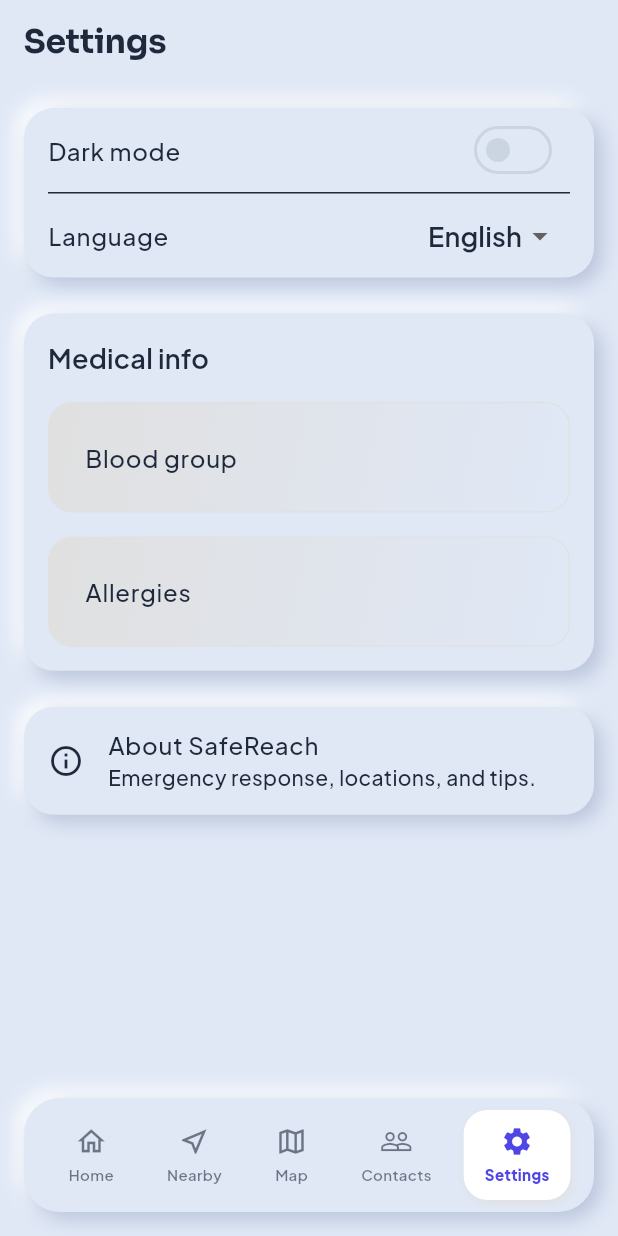
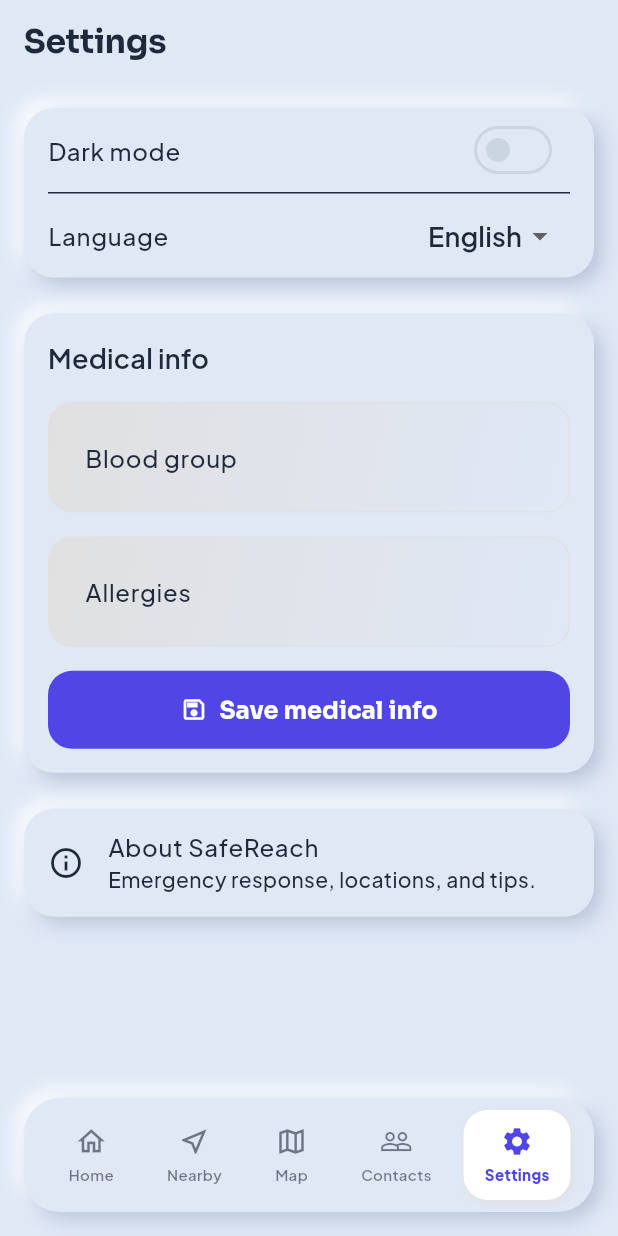
Before and after one commit to Sothiphak/safereach-app, a Flutter app: the screen it shows after launch, after a tap on "Next", after a tap on "Skip", after a tap on the "settings" icon, on a phone screen of 412 x 824 dp. Run offline on Flutter 3.47's test engine with Material 3 defaults, Android fonts, the light colour scheme and no system bars; our stand-ins replace cached_network_image, flutter_map, flutter_svg, go_router, google_fonts, latlong2 and 2 more; network calls fail.

Commit message:
add blood group and medical info saved validations in settings

```diff
--- a/frontend/lib/features/settings/settings_screen.dart
+++ b/frontend/lib/features/settings/settings_screen.dart
@@ -36,6 +36,36 @@ class _SettingsScreenState extends State<SettingsScreen> {
     super.dispose();
   }
 
+  Future<void> _saveMedicalInfo() async {
+    final settings = context.read<SettingsState>();
+    final savedBloodGroup = await settings.setBloodGroup(
+      _bloodGroupController.text,
+    );
+
+    if (!mounted) {
+      return;
+    }
+
+    if (!savedBloodGroup) {
+      ScaffoldMessenger.of(context).showSnackBar(
+        SnackBar(content: Text('Use a valid blood group like A+, O-, or AB+'.tr(context))),
+      );
+      return;
+    }
+
+    await settings.setAllergies(_allergiesController.text);
+
+    if (!mounted) {
+      return;
+    }
+
+    _bloodGroupController.text = settings.bloodGroup;
+    _allergiesController.text = settings.allergies;
+    ScaffoldMessenger.of(context).showSnackBar(
+      SnackBar(content: Text('Medical info saved'.tr(context))),
+    );
+  }
+
   @override
   Widget build(BuildContext context) {
     final settings = context.watch<SettingsState>();
@@ -67,11 +97,11 @@ class _SettingsScreenState extends State<SettingsScreen> {
                         value: settings.language,
                         items: [
                           DropdownMenuItem(
-                            value: 'EN',
+                            value: SettingsState.englishLanguage,
                             child: Text('English'.tr(context)),
                           ),
                           DropdownMenuItem(
-                            value: 'KH',
+                            value: SettingsState.khmerLanguage,
                             child: Text('Khmer'.tr(context)),
                           ),
                         ],
@@ -102,7 +132,7 @@ class _SettingsScreenState extends State<SettingsScreen> {
                   padding: const EdgeInsets.symmetric(horizontal: 4),
                   child: TextField(
                     controller: _bloodGroupController,
-                    onChanged: settings.setBloodGroup,
+                    textCapitalization: TextCapitalization.characters,
                     decoration: InputDecoration(
                       labelText: 'Blood group'.tr(context),
                       hintText: 'e.g. A+, O-'.tr(context),
@@ -121,7 +151,8 @@ class _SettingsScreenState extends State<SettingsScreen> {
                   padding: const EdgeInsets.symmetric(horizontal: 4),
                   child: TextField(
                     controller: _allergiesController,
-                    onChanged: settings.setAllergies,
+                    minLines: 1,
+                    maxLines: 3,
                     decoration: InputDecoration(
                       labelText: 'Allergies'.tr(context),
                       hintText: 'List any allergies'.tr(context),
@@ -131,6 +162,15 @@ class _SettingsScreenState extends State<SettingsScreen> {
                       fillColor: Colors.transparent,
                       filled: false,
                     ),
+                  ),
+                ),
+                const SizedBox(height: 16),
+                SizedBox(
+                  width: double.infinity,
+                  child: FilledButton.icon(
+                    onPressed: _saveMedicalInfo,
+                    icon: const Icon(Icons.save_outlined),
+                    label: Text('Save medical info'.tr(context)),
                   ),
                 ),
               ],
--- a/frontend/lib/state/settings_state.dart
+++ b/frontend/lib/state/settings_state.dart
@@ -2,13 +2,26 @@ import 'package:flutter/foundation.dart';
 import 'package:shared_preferences/shared_preferences.dart';
 
 class SettingsState extends ChangeNotifier {
+  static const englishLanguage = 'EN';
+  static const khmerLanguage = 'KH';
+
   static const _darkModeKey = 'dark_mode';
   static const _languageKey = 'language';
   static const _bloodGroupKey = 'blood_group';
   static const _allergiesKey = 'allergies';
+  static const _validBloodGroups = {
+    'A+',
+    'A-',
+    'B+',
+    'B-',
+    'AB+',
+    'AB-',
+    'O+',
+    'O-',
+  };
 
   bool _darkMode = false;
-  String _language = 'EN';
+  String _language = englishLanguage;
   String _bloodGroup = '';
   String _allergies = '';
   late SharedPreferences _prefs;
@@ -21,7 +34,9 @@ class SettingsState extends ChangeNotifier {
   Future<void> load() async {
     _prefs = await SharedPreferences.getInstance();
     _darkMode = _prefs.getBool(_darkModeKey) ?? false;
-    _language = _prefs.getString(_languageKey) ?? 'EN';
+    _language = _normalizeLanguage(
+      _prefs.getString(_languageKey) ?? englishLanguage,
+    );
     _bloodGroup = _prefs.getString(_bloodGroupKey) ?? '';
     _allergies = _prefs.getString(_allergiesKey) ?? '';
     notifyListeners();
@@ -34,20 +49,32 @@ class SettingsState extends ChangeNotifier {
   }
 
   Future<void> setLanguage(String value) async {
-    _language = value;
-    await _prefs.setString(_languageKey, value);
+    _language = _normalizeLanguage(value);
+    await _prefs.setString(_languageKey, _language);
     notifyListeners();
   }
 
-  Future<void> setBloodGroup(String value) async {
-    _bloodGroup = value;
-    await _prefs.setString(_bloodGroupKey, value);
+  Future<bool> setBloodGroup(String value) async {
+    final normalizedValue = value.trim().toUpperCase();
+    if (normalizedValue.isNotEmpty &&
+        !_validBloodGroups.contains(normalizedValue)) {
+      return false;
+    }
+
+    _bloodGroup = normalizedValue;
+    await _prefs.setString(_bloodGroupKey, normalizedValue);
+    notifyListeners();
+    return true;
+  }
+
+  Future<void> setAllergies(String value) async {
+    final trimmedValue = value.trim();
+    _allergies = trimmedValue;
+    await _prefs.setString(_allergiesKey, trimmedValue);
     notifyListeners();
   }
 
-  Future<void> setAllergies(String value) async {
-    _allergies = value;
-    await _prefs.setString(_allergiesKey, value);
-    notifyListeners();
+  static String _normalizeLanguage(String value) {
+    return value == khmerLanguage ? khmerLanguage : englishLanguage;
   }
 }
--- a/frontend/lib/utils/translations.dart
+++ b/frontend/lib/utils/translations.dart
@@ -82,6 +82,18 @@ class Translations {
     'Medical info': {
       'EN': 'Medical info',
       'KH': 'ព័ត៌មានវេជ្ជសាស្ត្រ',
+    },
+    'Save medical info': {
+      'EN': 'Save medical info',
+      'KH': 'រក្សាទុកព័ត៌មានវេជ្ជសាស្ត្រ',
+    },
+    'Medical info saved': {
+      'EN': 'Medical info saved',
+      'KH': 'បានរក្សាទុកព័ត៌មានវេជ្ជសាស្ត្រ',
+    },
+    'Use a valid blood group like A+, O-, or AB+': {
+      'EN': 'Use a valid blood group like A+, O-, or AB+',
+      'KH': 'សូមប្រើក្រុមឈាមត្រឹមត្រូវដូចជា A+, O-, ឬ AB+',
     },
     'Blood group': {
       'EN': 'Blood group',
```
